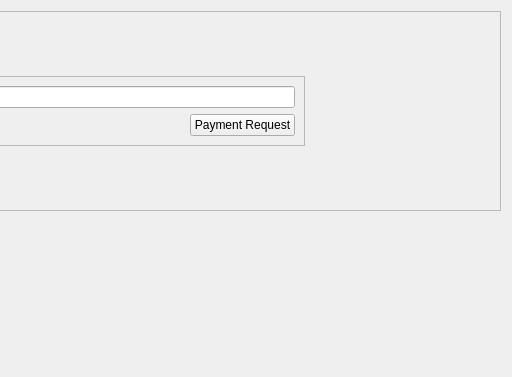
The window that src/qt/forms/receivecoinsdialog.ui (torkelrogstad/mainchain) describes before a commit, drawn with Qt 5; both pictures show x 245 to 757 and y 0 to 377 of the 757 by 377 pixel window.
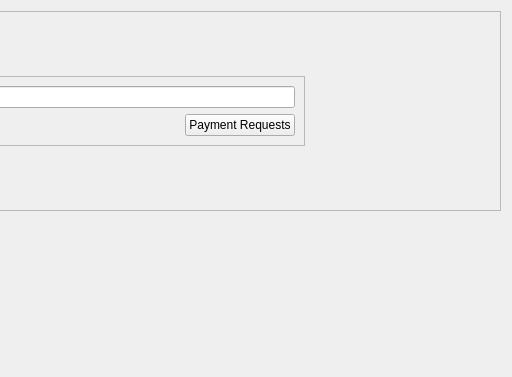
The same window after the commit. Icons and pictures are not drawn. Custom widgets are drawn as their Qt base class.

Commit message: Update payment request button text

What changed in the file:
```diff
--- a/src/qt/forms/receivecoinsdialog.ui
+++ b/src/qt/forms/receivecoinsdialog.ui
@@ -143,7 +143,7 @@
                </sizepolicy>
               </property>
               <property name="text">
-               <string>Payment Request</string>
+               <string>Payment Requests</string>
               </property>
               <property name="icon">
                <iconset resource="../drivenet.qrc">
```
